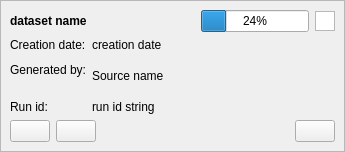
Before: the Qt Designer form LDMP/gui/WidgetDatasetItem.ui in ConservationInternational/trends.earth, drawn with Qt 5.
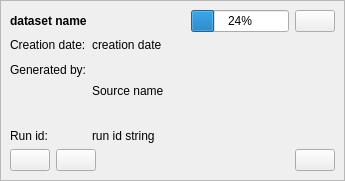
After: the same form once the commit is applied. Icons and pictures are not drawn.

Commit message:
Datasets periodic refresh and centralised Jobs/Datasets memory store management. Fixes #375 (#395)
Datasets periodic refresh and centralised Jobs/Datasets memory store management. Fixes #375

What changed in the file:
```diff
--- a/LDMP/gui/WidgetDatasetItem.ui
+++ b/LDMP/gui/WidgetDatasetItem.ui
@@ -7,7 +7,7 @@
     <x>0</x>
     <y>0</y>
     <width>345</width>
-    <height>152</height>
+    <height>181</height>
    </rect>
   </property>
   <property name="sizePolicy">
@@ -86,12 +86,9 @@
          </widget>
         </item>
         <item>
-         <widget class="QGraphicsView" name="graphicsViewStatus">
-          <property name="maximumSize">
-           <size>
-            <width>20</width>
-            <height>20</height>
-           </size>
+         <widget class="QPushButton" name="pushButtonStatus">
+          <property name="text">
+           <string/>
           </property>
          </widget>
         </item>
```
The commit also changes 11 other files.
